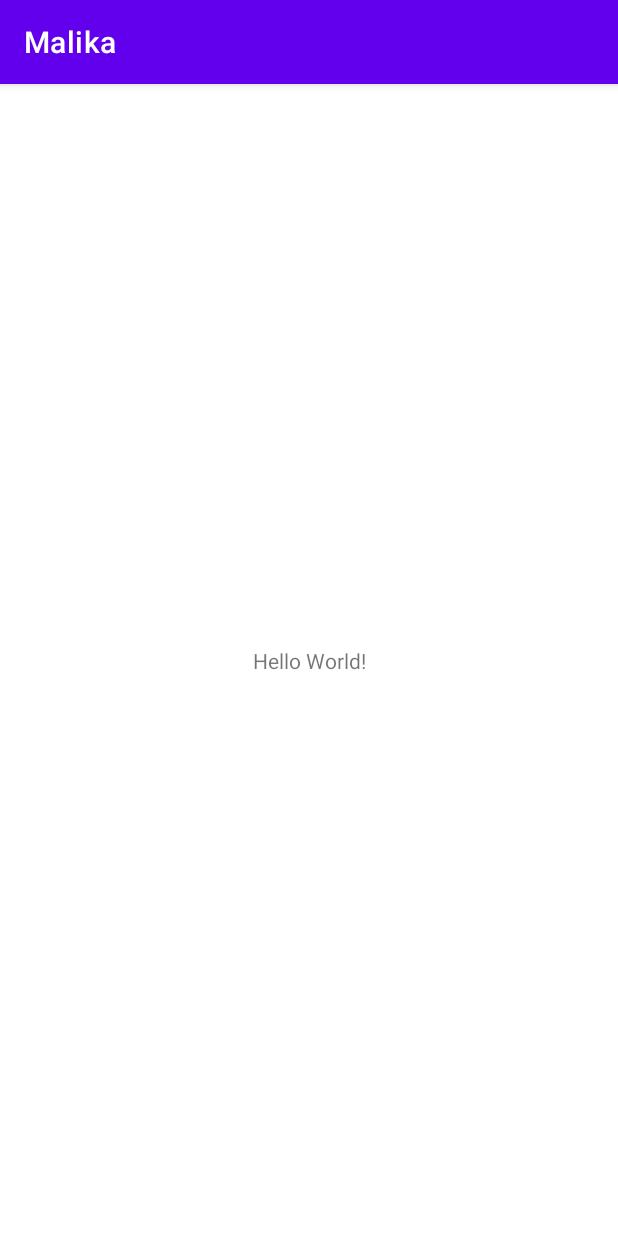
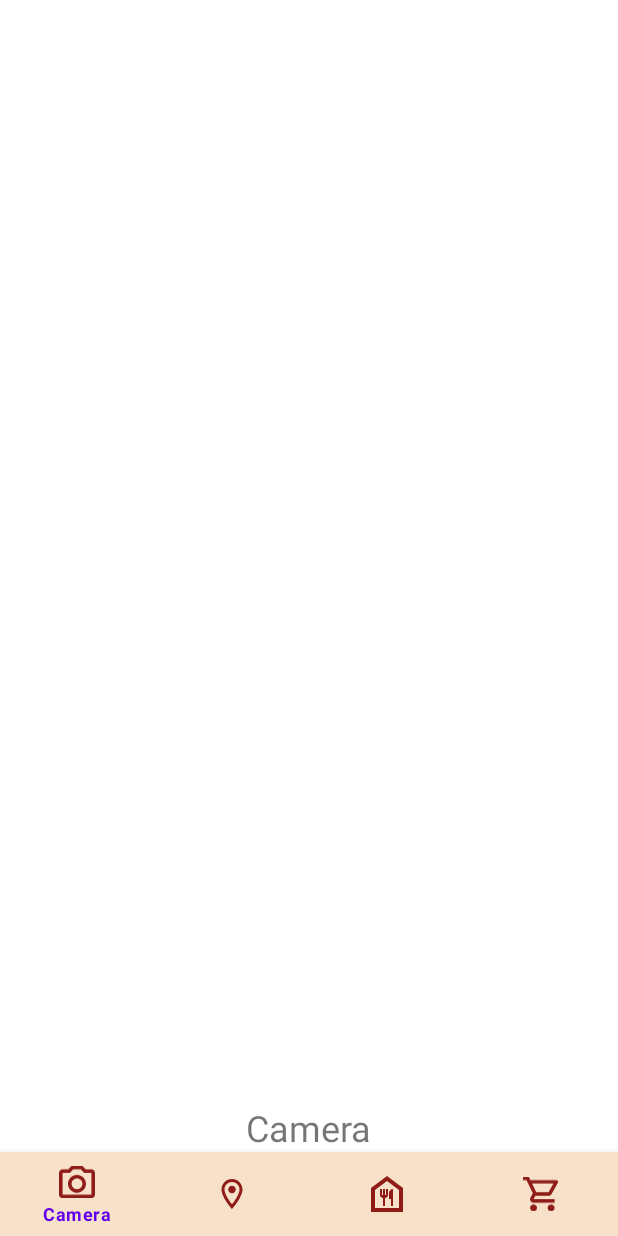
Before and after one commit to ZianTsabit/if3210-2023-android-mlk, an Android app: the screen it shows after launch (MainActivity), on a phone screen of 412 x 824 dp. Run offline under Robolectric (Android 15) with nearby library versions, the phone set to English and light mode, and no system bars.

Commit message:
Add Navbar & Menu Fragment

```diff
--- /dev/null
+++ b/app/src/main/java/com/example/malika/BucketFragment.kt
@@ -0,0 +1,59 @@
+package com.example.malika
+
+import android.os.Bundle
+import androidx.fragment.app.Fragment
+import android.view.LayoutInflater
+import android.view.View
+import android.view.ViewGroup
+
+// TODO: Rename parameter arguments, choose names that match
+// the fragment initialization parameters, e.g. ARG_ITEM_NUMBER
+private const val ARG_PARAM1 = "param1"
+private const val ARG_PARAM2 = "param2"
+
+/**
+ * A simple [Fragment] subclass.
+ * Use the [BucketFragment.newInstance] factory method to
+ * create an instance of this fragment.
+ */
+class BucketFragment : Fragment() {
+    // TODO: Rename and change types of parameters
+    private var param1: String? = null
+    private var param2: String? = null
+
+    override fun onCreate(savedInstanceState: Bundle?) {
+        super.onCreate(savedInstanceState)
+        arguments?.let {
+            param1 = it.getString(ARG_PARAM1)
+            param2 = it.getString(ARG_PARAM2)
+        }
+    }
+
+    override fun onCreateView(
+        inflater: LayoutInflater, container: ViewGroup?,
+        savedInstanceState: Bundle?
+    ): View? {
+        // Inflate the layout for this fragment
+        return inflater.inflate(R.layout.fragment_bucket, container, false)
+    }
+
+    companion object {
+        /**
+         * Use this factory method to create a new instance of
+         * this fragment using the provided parameters.
+         *
+         * @param param1 Parameter 1.
+         * @param param2 Parameter 2.
+         * @return A new instance of fragment BucketFragment.
+         */
+        // TODO: Rename and change types and number of parameters
+        @JvmStatic
+        fun newInstance(param1: String, param2: String) =
+            BucketFragment().apply {
+                arguments = Bundle().apply {
+                    putString(ARG_PARAM1, param1)
+                    putString(ARG_PARAM2, param2)
+                }
+            }
+    }
+}
--- /dev/null
+++ b/app/src/main/java/com/example/malika/CameraFragment.kt
@@ -0,0 +1,59 @@
+package com.example.malika
+
+import android.os.Bundle
+import androidx.fragment.app.Fragment
+import android.view.LayoutInflater
+import android.view.View
+import android.view.ViewGroup
+
+// TODO: Rename parameter arguments, choose names that match
+// the fragment initialization parameters, e.g. ARG_ITEM_NUMBER
+private const val ARG_PARAM1 = "param1"
+private const val ARG_PARAM2 = "param2"
+
+/**
+ * A simple [Fragment] subclass.
+ * Use the [CameraFragment.newInstance] factory method to
+ * create an instance of this fragment.
+ */
+class CameraFragment : Fragment() {
+    // TODO: Rename and change types of parameters
+    private var param1: String? = null
+    private var param2: String? = null
+
+    override fun onCreate(savedInstanceState: Bundle?) {
+        super.onCreate(savedInstanceState)
+        arguments?.let {
+            param1 = it.getString(ARG_PARAM1)
+            param2 = it.getString(ARG_PARAM2)
+        }
+    }
+
+    override fun onCreateView(
+        inflater: LayoutInflater, container: ViewGroup?,
+        savedInstanceState: Bundle?
+    ): View? {
+        // Inflate the layout for this fragment
+        return inflater.inflate(R.layout.fragment_camera, container, false)
+    }
+
+    companion object {
+        /**
+         * Use this factory method to create a new instance of
+         * this fragment using the provided parameters.
+         *
+         * @param param1 Parameter 1.
+         * @param param2 Parameter 2.
+         * @return A new instance of fragment CameraFragment.
+         */
+        // TODO: Rename and change types and number of parameters
+        @JvmStatic
+        fun newInstance(param1: String, param2: String) =
+            CameraFragment().apply {
+                arguments = Bundle().apply {
+                    putString(ARG_PARAM1, param1)
+                    putString(ARG_PARAM2, param2)
+                }
+            }
+    }
+}
--- /dev/null
+++ b/app/src/main/java/com/example/malika/FoodFragment.kt
@@ -0,0 +1,59 @@
+package com.example.malika
+
+import android.os.Bundle
+import androidx.fragment.app.Fragment
+import android.view.LayoutInflater
+import android.view.View
+import android.view.ViewGroup
+
+// TODO: Rename parameter arguments, choose names that match
+// the fragment initialization parameters, e.g. ARG_ITEM_NUMBER
+private const val ARG_PARAM1 = "param1"
+private const val ARG_PARAM2 = "param2"
+
+/**
+ * A simple [Fragment] subclass.
+ * Use the [FoodFragment.newInstance] factory method to
+ * create an instance of this fragment.
+ */
+class FoodFragment : Fragment() {
+    // TODO: Rename and change types of parameters
+    private var param1: String? = null
+    private var param2: String? = null
+
+    override fun onCreate(savedInstanceState: Bundle?) {
+        super.onCreate(savedInstanceState)
+        arguments?.let {
+            param1 = it.getString(ARG_PARAM1)
+            param2 = it.getString(ARG_PARAM2)
+        }
+    }
+
+    override fun onCreateView(
+        inflater: LayoutInflater, container: ViewGroup?,
+        savedInstanceState: Bundle?
+    ): View? {
+        // Inflate the layout for this fragment
+        return inflater.inflate(R.layout.fragment_food, container, false)
+    }
+
+    companion object {
+        /**
+         * Use this factory method to create a new instance of
+         * this fragment using the provided parameters.
+         *
+         * @param param1 Parameter 1.
+         * @param param2 Parameter 2.
+         * @return A new instance of fragment FoodFragment.
+         */
+        // TODO: Rename and change types and number of parameters
+        @JvmStatic
+        fun newInstance(param1: String, param2: String) =
+            FoodFragment().apply {
+                arguments = Bundle().apply {
+                    putString(ARG_PARAM1, param1)
+                    putString(ARG_PARAM2, param2)
+                }
+            }
+    }
+}
--- a/app/src/main/java/com/example/malika/MainActivity.kt
+++ b/app/src/main/java/com/example/malika/MainActivity.kt
@@ -2,10 +2,39 @@ package com.example.malika
 
 import androidx.appcompat.app.AppCompatActivity
 import android.os.Bundle
+import androidx.fragment.app.Fragment
+import com.google.android.material.bottomnavigation.BottomNavigationView
+import com.google.android.material.navigation.NavigationBarView
 
 class MainActivity : AppCompatActivity() {
+    private val cameraFragment = CameraFragment()
+    private val mapFragment = MapFragment()
+    private val foodFragment = FoodFragment()
+    private val bucketFragment = BucketFragment()
     override fun onCreate(savedInstanceState: Bundle?) {
         super.onCreate(savedInstanceState)
         setContentView(R.layout.activity_main)
+
+        val bottomNavigationView = findViewById<BottomNavigationView>(R.id.bottomNavigationView)
+
+        replaceFragment(cameraFragment)
+
+        bottomNavigationView.setOnItemSelectedListener {
+            when (it.itemId) {
+                R.id.camera -> replaceFragment(cameraFragment)
+                R.id.map -> replaceFragment(mapFragment)
+                R.id.food -> replaceFragment(foodFragment)
+                R.id.bucket -> replaceFragment(bucketFragment)
+            }
+            true
+        }
+    }
+
+    private fun replaceFragment(fragment: Fragment) {
+        if (fragment != null) {
+            val fragmentTransaction = supportFragmentManager.beginTransaction()
+            fragmentTransaction.replace(R.id.frame_layout, fragment)
+            fragmentTransaction.commit()
+        }
     }
 }
--- /dev/null
+++ b/app/src/main/java/com/example/malika/MapFragment.kt
@@ -0,0 +1,59 @@
+package com.example.malika
+
+import android.os.Bundle
+import androidx.fragment.app.Fragment
+import android.view.LayoutInflater
+import android.view.View
+import android.view.ViewGroup
+
+// TODO: Rename parameter arguments, choose names that match
+// the fragment initialization parameters, e.g. ARG_ITEM_NUMBER
+private const val ARG_PARAM1 = "param1"
+private const val ARG_PARAM2 = "param2"
+
+/**
+ * A simple [Fragment] subclass.
+ * Use the [MapFragment.newInstance] factory method to
+ * create an instance of this fragment.
+ */
+class MapFragment : Fragment() {
+    // TODO: Rename and change types of parameters
+    private var param1: String? = null
+    private var param2: String? = null
+
+    override fun onCreate(savedInstanceState: Bundle?) {
+        super.onCreate(savedInstanceState)
+        arguments?.let {
+            param1 = it.getString(ARG_PARAM1)
+            param2 = it.getString(ARG_PARAM2)
+        }
+    }
+
+    override fun onCreateView(
+        inflater: LayoutInflater, container: ViewGroup?,
+        savedInstanceState: Bundle?
+    ): View? {
+        // Inflate the layout for this fragment
+        return inflater.inflate(R.layout.fragment_map, container, false)
+    }
+
+    companion object {
+        /**
+         * Use this factory method to create a new instance of
+         * this fragment using the provided parameters.
+         *
+         * @param param1 Parameter 1.
+         * @param param2 Parameter 2.
+         * @return A new instance of fragment MapFragment.
+         */
+        // TODO: Rename and change types and number of parameters
+        @JvmStatic
+        fun newInstance(param1: String, param2: String) =
+            MapFragment().apply {
+                arguments = Bundle().apply {
+                    putString(ARG_PARAM1, param1)
+                    putString(ARG_PARAM2, param2)
+                }
+            }
+    }
+}
--- /dev/null
+++ b/app/src/main/res/drawable/bucket.xml
@@ -0,0 +1,9 @@
+<vector xmlns:android="http://schemas.android.com/apk/res/android"
+    android:width="41dp"
+    android:height="40dp"
+    android:viewportWidth="41"
+    android:viewportHeight="40">
+  <path
+      android:pathData="M29.1,22C30.6,22 31.92,21.18 32.6,19.94L39.76,6.96C40.5,5.64 39.54,4 38.02,4H8.42L6.54,0H0V4H4L11.2,19.18L8.5,24.06C7.04,26.74 8.96,30 12,30H36V26H12L14.2,22H29.1ZM10.32,8H34.62L29.1,18H15.06L10.32,8ZM12,32C9.8,32 8.02,33.8 8.02,36C8.02,38.2 9.8,40 12,40C14.2,40 16,38.2 16,36C16,33.8 14.2,32 12,32ZM32,32C29.8,32 28.02,33.8 28.02,36C28.02,38.2 29.8,40 32,40C34.2,40 36,38.2 36,36C36,33.8 34.2,32 32,32Z"
+      android:fillColor="#901C18"/>
+</vector>
--- /dev/null
+++ b/app/src/main/res/drawable/camera.xml
@@ -0,0 +1,9 @@
+<vector xmlns:android="http://schemas.android.com/apk/res/android"
+    android:width="40dp"
+    android:height="36dp"
+    android:viewportWidth="40"
+    android:viewportHeight="36">
+  <path
+      android:pathData="M36,4H29.66L26,0H14L10.34,4H4C1.8,4 0,5.8 0,8V32C0,34.2 1.8,36 4,36H36C38.2,36 40,34.2 40,32V8C40,5.8 38.2,4 36,4ZM36,32H4V8H12.1L15.76,4H24.24L27.9,8H36V32ZM20,10C14.48,10 10,14.48 10,20C10,25.52 14.48,30 20,30C25.52,30 30,25.52 30,20C30,14.48 25.52,10 20,10ZM20,26C16.7,26 14,23.3 14,20C14,16.7 16.7,14 20,14C23.3,14 26,16.7 26,20C26,23.3 23.3,26 20,26Z"
+      android:fillColor="#901C18"/>
+</vector>
--- /dev/null
+++ b/app/src/main/res/drawable/food.xml
@@ -0,0 +1,9 @@
+<vector xmlns:android="http://schemas.android.com/apk/res/android"
+    android:width="32dp"
+    android:height="36dp"
+    android:viewportWidth="32"
+    android:viewportHeight="36">
+  <path
+      android:pathData="M16,5L28,14V32H4V14L16,5ZM16,0L0,12V36H32V12L16,0ZM15,13V19H14V13H12V19H11V13H9V19C9,20.66 10.34,22 12,22V30H14V22C15.66,22 17,20.66 17,19V13H15ZM18,17V23H20V30H22V13C19.8,13 18,14.8 18,17Z"
+      android:fillColor="#901C18"/>
+</vector>
--- /dev/null
+++ b/app/src/main/res/drawable/map.xml
@@ -0,0 +1,16 @@
+<vector xmlns:android="http://schemas.android.com/apk/res/android"
+    android:width="48dp"
+    android:height="48dp"
+    android:viewportWidth="48"
+    android:viewportHeight="48">
+  <group>
+    <clip-path
+        android:pathData="M0,0h48v48h-48z"/>
+    <path
+        android:pathData="M24,4C16.26,4 10,10.26 10,18C10,28.5 24,44 24,44C24,44 38,28.5 38,18C38,10.26 31.74,4 24,4ZM14,18C14,12.48 18.48,8 24,8C29.52,8 34,12.48 34,18C34,23.76 28.24,32.38 24,37.76C19.84,32.42 14,23.7 14,18Z"
+        android:fillColor="#901C18"/>
+    <path
+        android:pathData="M24,23C26.761,23 29,20.761 29,18C29,15.239 26.761,13 24,13C21.239,13 19,15.239 19,18C19,20.761 21.239,23 24,23Z"
+        android:fillColor="#901C18"/>
+  </group>
+</vector>
--- a/app/src/main/res/layout/activity_main.xml
+++ b/app/src/main/res/layout/activity_main.xml
@@ -6,13 +6,26 @@
     android:layout_height="match_parent"
     tools:context=".MainActivity">
 
-    <TextView
-        android:layout_width="wrap_content"
+    <FrameLayout
+        android:id="@+id/frame_layout"
+        android:layout_width="match_parent"
+        android:layout_height="0dp"
+        app:layout_constraintBottom_toTopOf="@+id/bottomNavigationView"
+        app:layout_constraintEnd_toEndOf="parent"
+        app:layout_constraintHorizontal_bias="0.0"
+        app:layout_constraintStart_toStartOf="parent">
+
+    </FrameLayout>
+
+    <com.google.android.material.bottomnavigation.BottomNavigationView
+        android:id="@+id/bottomNavigationView"
+        android:layout_width="match_parent"
         android:layout_height="wrap_content"
-        android:text="Hello World!"
+        android:background="@color/F7E1C9"
         app:layout_constraintBottom_toBottomOf="parent"
         app:layout_constraintEnd_toEndOf="parent"
+        app:layout_constraintHorizontal_bias="0.0"
         app:layout_constraintStart_toStartOf="parent"
-        app:layout_constraintTop_toTopOf="parent" />
-
+        app:menu="@menu/navbar"
+        app:itemIconTint="#901C18"/>
 </androidx.constraintlayout.widget.ConstraintLayout>
--- /dev/null
+++ b/app/src/main/res/layout/fragment_camera.xml
@@ -0,0 +1,16 @@
+<?xml version="1.0" encoding="utf-8"?>
+<FrameLayout xmlns:android="http://schemas.android.com/apk/res/android"
+    xmlns:tools="http://schemas.android.com/tools"
+    android:layout_width="match_parent"
+    android:layout_height="match_parent"
+    tools:context=".CameraFragment">
+
+    <!-- TODO: Update blank fragment layout -->
+    <TextView
+        android:layout_width="wrap_content"
+        android:layout_height="wrap_content"
+        android:text="Camera"
+        android:textSize="24sp"
+        android:layout_gravity="center"/>
+
+</FrameLayout>
--- /dev/null
+++ b/app/src/main/res/menu/navbar.xml
@@ -0,0 +1,16 @@
+<?xml version="1.0" encoding="utf-8"?>
+<menu xmlns:android="http://schemas.android.com/apk/res/android">
+
+    <item android:title="Camera"
+        android:id="@+id/camera"
+        android:icon="@drawable/camera"/>
+    <item android:title="Maps"
+        android:id="@+id/map"
+        android:icon="@drawable/map"/>
+    <item android:title="Food"
+        android:id="@+id/food"
+        android:icon="@drawable/food"/>
+    <item android:title="Bucket"
+        android:id="@+id/bucket"
+        android:icon="@drawable/bucket"/>
+</menu>
--- a/app/src/main/res/values/colors.xml
+++ b/app/src/main/res/values/colors.xml
@@ -7,4 +7,5 @@
     <color name="teal_700">#FF018786</color>
     <color name="black">#FF000000</color>
     <color name="white">#FFFFFFFF</color>
+    <color name="F7E1C9">#F7E1C9</color>
 </resources>
--- a/app/src/main/res/values/strings.xml
+++ b/app/src/main/res/values/strings.xml
@@ -1,3 +1,5 @@
 <resources>
     <string name="app_name">Malika</string>
+    <!-- TODO: Remove or change this placeholder text -->
+    <string name="hello_blank_fragment">Hello blank fragment</string>
 </resources>
--- a/app/src/main/res/values/themes.xml
+++ b/app/src/main/res/values/themes.xml
@@ -1,6 +1,6 @@
 <resources xmlns:tools="http://schemas.android.com/tools">
     <!-- Base application theme. -->
-    <style name="Theme.Malika" parent="Theme.MaterialComponents.DayNight.DarkActionBar">
+    <style name="Theme.Malika" parent="Theme.MaterialComponents.DayNight.NoActionBar">
         <!-- Primary brand color. -->
         <item name="colorPrimary">@color/purple_500</item>
         <item name="colorPrimaryVariant">@color/purple_700</item>
```
Also changed, not shown: app/src/main/res/layout/fragment_bucket.xml (added, +16 -0 lines), app/src/main/res/layout/fragment_food.xml (added, +16 -0 lines), app/src/main/res/layout/fragment_map.xml (added, +16 -0 lines).
